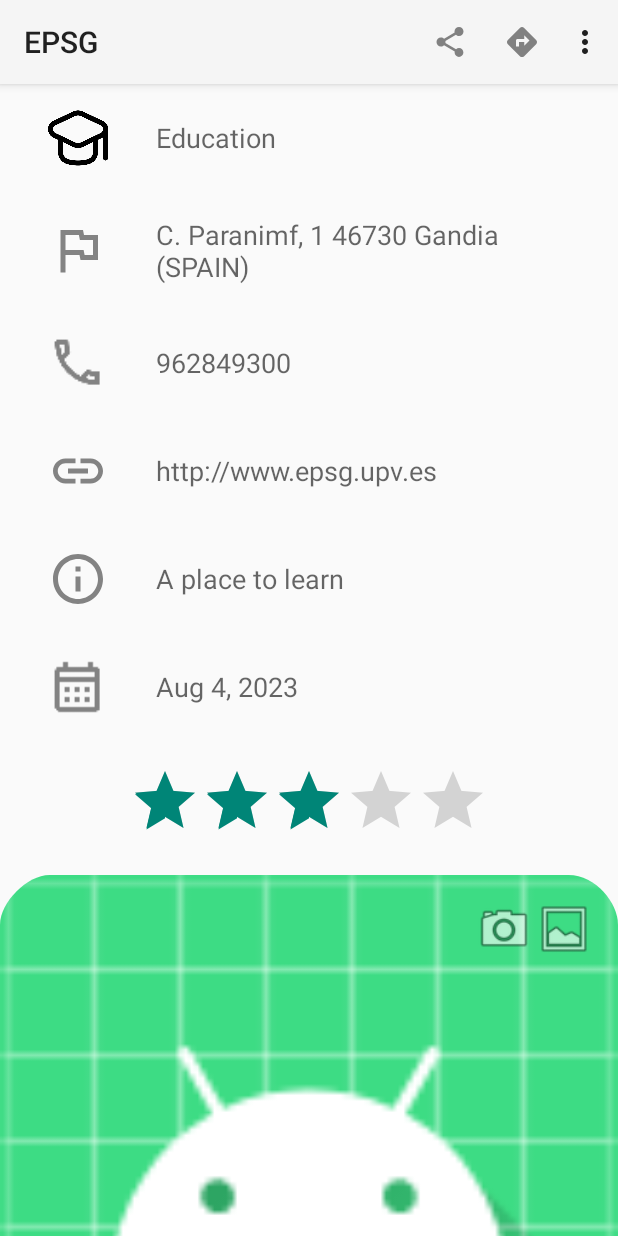
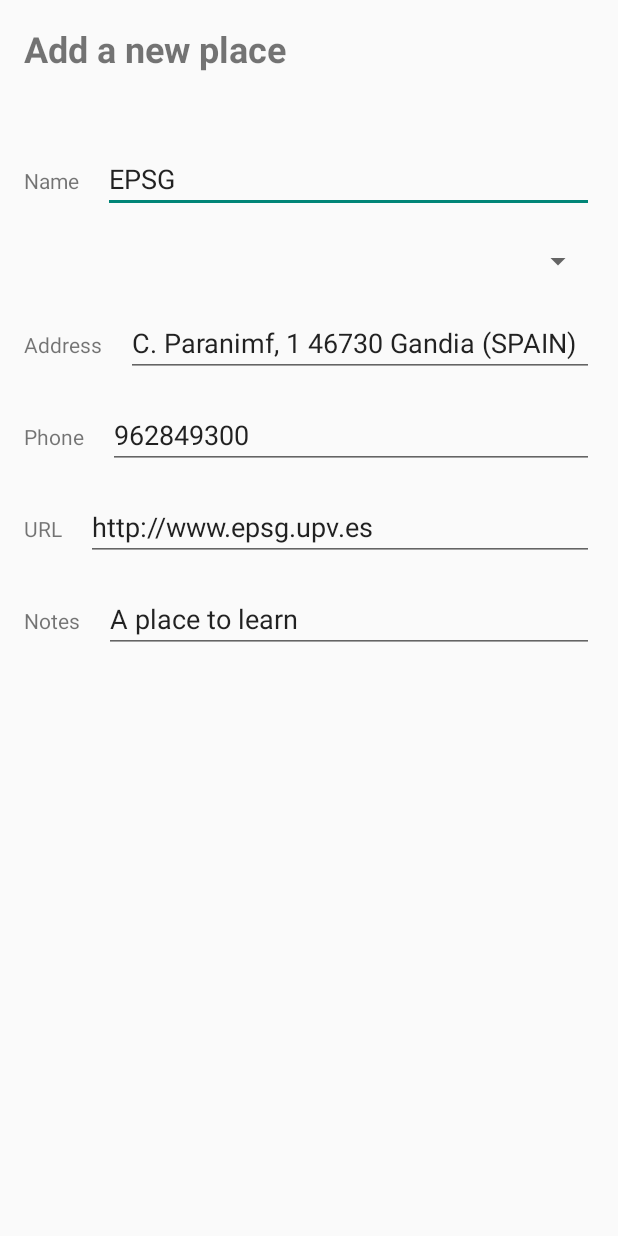
Before and after one commit to aaronFortuno/Plazes, an Android app: the PlaceViewActivity screen opened directly, with no data from a screen before it, in the options menu, after a tap on "Edit", on a phone screen of 412 x 824 dp. Run offline under Robolectric (Android 15) with nearby library versions, the phone set to English and light mode, and no system bars; 1 statement that could not run was skipped.

Commit message:
- PlaceEditActivity added

```diff
--- a/app/src/main/AndroidManifest.xml
+++ b/app/src/main/AndroidManifest.xml
@@ -26,9 +26,14 @@
                 <category android:name="android.intent.category.LAUNCHER" />
             </intent-filter>
         </activity>
-        <activity android:name=".PlaceViewActivity"
+        <activity
+            android:name=".PlaceViewActivity"
             android:exported="false"
             android:parentActivityName=".MainActivity" />
+        <activity
+            android:name=".PlaceEditActivity"
+            android:exported="false"
+            android:parentActivityName=".PlaceViewActivity" />
     </application>
 
 </manifest>
--- /dev/null
+++ b/app/src/main/java/net/estemon/studio/plazes/PlaceEditActivity.java
@@ -0,0 +1,57 @@
+package net.estemon.studio.plazes;
+
+import android.os.Bundle;
+import android.view.View;
+import android.widget.EditText;
+import android.widget.ImageView;
+import android.widget.RatingBar;
+import android.widget.Spinner;
+import android.widget.TextView;
+
+import androidx.appcompat.app.AppCompatActivity;
+import androidx.appcompat.widget.Toolbar;
+
+import java.text.DateFormat;
+import java.util.Date;
+
+public class PlaceEditActivity extends AppCompatActivity {
+
+    private long id;
+    private Place place;
+
+    private EditText name;
+    private Spinner type;
+    private EditText address;
+    private EditText phone;
+    private EditText url;
+    private EditText notes;
+
+    @Override
+    public void onCreate(Bundle savedInstanceState) {
+        super.onCreate(savedInstanceState);
+        setContentView(R.layout.place_edit);
+
+        Bundle extras = getIntent().getExtras();
+
+        assert extras != null;
+        id = extras.getLong("id", -1);
+        place = MainActivity.places.place((int) id);
+
+        // Initialize elements and place its values
+        name = findViewById(R.id.in_text_name);
+        name.setText(place.getName());
+
+        address = findViewById(R.id.in_text_address);
+        address.setText(place.getAddress());
+
+        phone = findViewById(R.id.in_text_phone);
+        phone.setText(Integer.toString(place.getPhone()));
+
+        url = findViewById(R.id.in_text_url);
+        url.setText(place.getUrl());
+
+        notes = findViewById(R.id.in_text_notes);
+        notes.setText(place.getNotes());
+    }
+
+}
--- a/app/src/main/java/net/estemon/studio/plazes/PlaceViewActivity.java
+++ b/app/src/main/java/net/estemon/studio/plazes/PlaceViewActivity.java
@@ -1,6 +1,7 @@
 package net.estemon.studio.plazes;
 
 import android.app.AlertDialog;
+import android.content.Intent;
 import android.os.Bundle;
 import android.view.Menu;
 import android.view.MenuItem;
@@ -35,10 +36,6 @@ public class PlaceViewActivity extends AppCompatActivity {
         Toolbar toolbar = findViewById(R.id.place_view_toolbar);
         toolbar.setTitle(place.getName());
         setSupportActionBar(toolbar);
-
-        // Initialize elements and place its values
-        //TextView name = findViewById(R.id.view_name);
-        //name.setText(place.getName());
 
         ImageView type_logo = findViewById(R.id.logo_type);
         type_logo.setImageResource(place.getType().getResource());
@@ -96,12 +93,20 @@ public class PlaceViewActivity extends AppCompatActivity {
         } else if (item.getItemId() == R.id.place_menu_navigate) {
             return true;
         } else if (item.getItemId() == R.id.place_menu_edit) {
+            startPlaceEditActivity(id);
             return true;
         } else if (item.getItemId() == R.id.place_menu_delete) {
             confirmDelete((int) id);
             return true;
         }
         return super.onOptionsItemSelected(item);
+    }
+
+    public void startPlaceEditActivity(long id) {
+        long edit_id = Long.parseLong(String.valueOf(id));
+        Intent intent = new Intent(PlaceViewActivity.this, PlaceEditActivity.class);
+        intent.putExtra("id", id);
+        startActivity(intent);
     }
 
     public void confirmDelete(final int id) {
```
